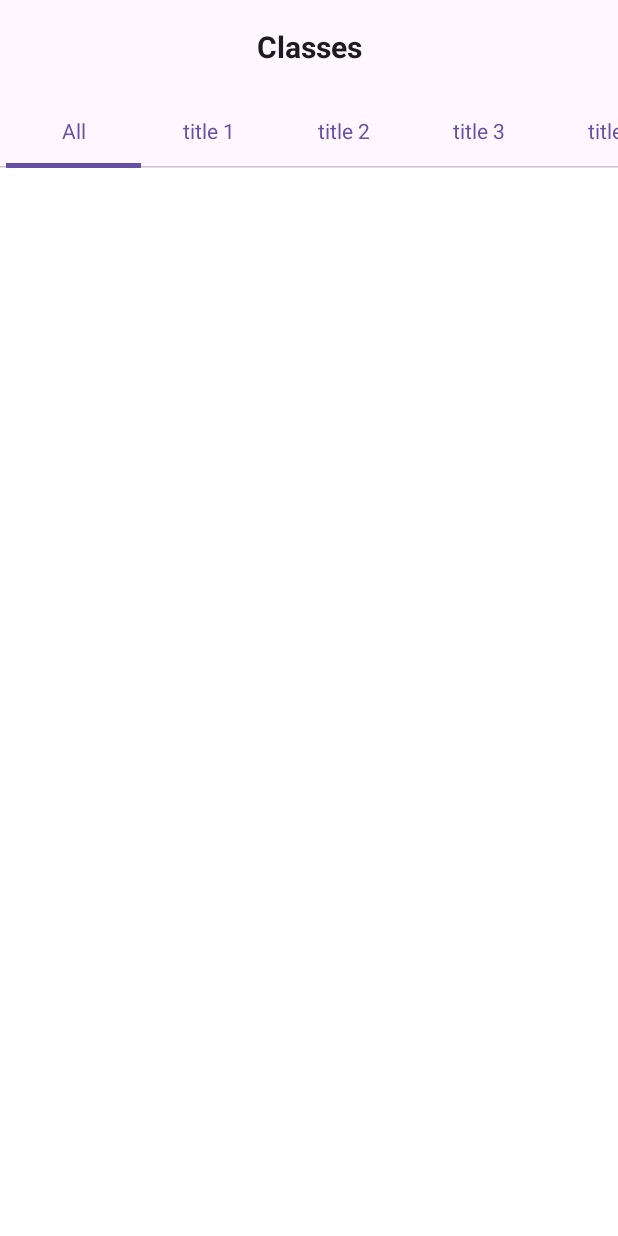
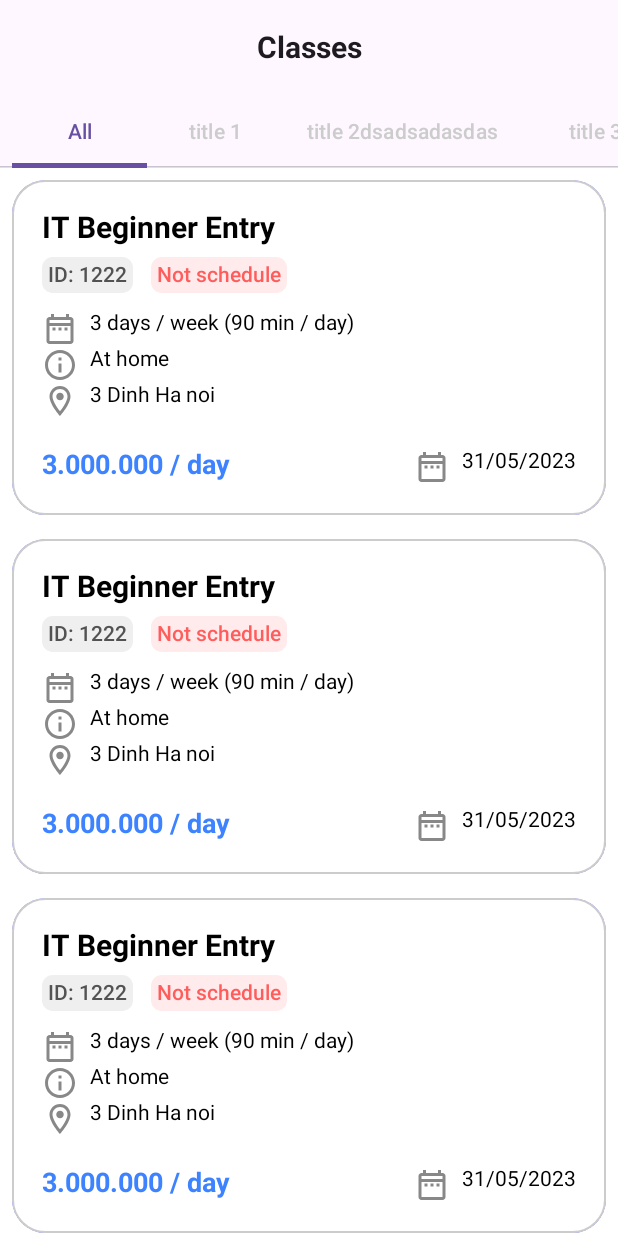
Before and after one commit to H1eu69/GiaSu, an Android app built with Jetpack Compose: the @Preview function ClassManagement, on a phone screen of 412 x 824 dp. Run offline under Robolectric (Android 15) with nearby library versions, the phone set to English and light mode, and no system bars.

Commit message:
add class item for class management screen

```diff
--- a/presentation/src/main/java/com/projectprovip/h1eu/giasu/ui/theme/Color.kt
+++ b/presentation/src/main/java/com/projectprovip/h1eu/giasu/ui/theme/Color.kt
@@ -11,3 +11,14 @@ val PurpleGrey40 = Color(0xFF625b71)
 val Pink40 = Color(0xFF7D5260)
 
 val primaryColor = Color(95, 207, 128, 255)
+
+val notScheduleBackgroundColor = Color(255,235,235,255)
+val notScheduleTextColor = Color(255,92,92,255)
+
+val teachingBackgroundColor = Color(255,92,92,255)
+val teachingTextColor = Color(85,201,83,255)
+
+val idClassBackgroundColor = Color(239,239,239,255)
+val costTextColor = Color(61,130,254,255)
+
+val myBlackColor = Color(82,82,82,255)
--- a/presentation/src/main/java/com/projectprovip/h1eu/giasu/view/screens/in_app/ClassManagement.kt
+++ b/presentation/src/main/java/com/projectprovip/h1eu/giasu/view/screens/in_app/ClassManagement.kt
@@ -1,25 +1,50 @@
 package com.projectprovip.h1eu.giasu.view.screens.in_app
 
+import androidx.compose.foundation.BorderStroke
+import androidx.compose.foundation.background
+import androidx.compose.foundation.clickable
 import androidx.compose.foundation.layout.Arrangement
 import androidx.compose.foundation.layout.Column
+import androidx.compose.foundation.layout.Row
+import androidx.compose.foundation.layout.Spacer
 import androidx.compose.foundation.layout.fillMaxSize
 import androidx.compose.foundation.layout.fillMaxWidth
 import androidx.compose.foundation.layout.padding
+import androidx.compose.foundation.layout.width
+import androidx.compose.foundation.lazy.LazyColumn
+import androidx.compose.foundation.shape.RoundedCornerShape
+import androidx.compose.material.Icon
 import androidx.compose.material.Scaffold
-import androidx.compose.material.Tab
+import androidx.compose.material3.Tab
+import androidx.compose.material.icons.Icons
+import androidx.compose.material.icons.outlined.DateRange
+import androidx.compose.material.icons.outlined.Info
+import androidx.compose.material.icons.outlined.LocationOn
+import androidx.compose.material3.Card
+import androidx.compose.material3.CardDefaults
 import androidx.compose.material3.CenterAlignedTopAppBar
 import androidx.compose.material3.ExperimentalMaterial3Api
 import androidx.compose.material3.ScrollableTabRow
-import androidx.compose.material3.TabRow
 import androidx.compose.material3.Text
 import androidx.compose.runtime.Composable
 import androidx.compose.runtime.mutableIntStateOf
 import androidx.compose.runtime.remember
 import androidx.compose.ui.Modifier
+import androidx.compose.ui.draw.clip
+import androidx.compose.ui.graphics.Color
+import androidx.compose.ui.graphics.vector.ImageVector
+import androidx.compose.ui.text.TextStyle
+import androidx.compose.ui.text.font.FontWeight
 import androidx.compose.ui.tooling.preview.Preview
 import androidx.compose.ui.unit.dp
+import androidx.compose.ui.unit.sp
 import com.projectprovip.h1eu.giasu.ui.composes.AppBarTitle
-import com.projectprovip.h1eu.giasu.ui.composes.MainTextField
+import com.projectprovip.h1eu.giasu.ui.theme.costTextColor
+import com.projectprovip.h1eu.giasu.ui.theme.idClassBackgroundColor
+import com.projectprovip.h1eu.giasu.ui.theme.myBlackColor
+import com.projectprovip.h1eu.giasu.ui.theme.notScheduleBackgroundColor
+import com.projectprovip.h1eu.giasu.ui.theme.notScheduleTextColor
+import com.projectprovip.h1eu.giasu.ui.theme.primaryColor
 
 @OptIn(ExperimentalMaterial3Api::class)
 @Composable
@@ -28,7 +53,7 @@ fun ClassManagement() {
     val tabSelectedIndex = remember {
         mutableIntStateOf(0)
     }
-    val list = listOf("All", "title 1", "title 2", "title 3", "title 4")
+    val list = listOf("All", "title 1", "title 2dsadsadasdas ", "title 3", "title 4")
     Scaffold(
         topBar = {
             CenterAlignedTopAppBar(title = {
@@ -36,18 +61,20 @@ fun ClassManagement() {
             })
         }
     ) {
-        Column(
+        LazyColumn (
             Modifier
                 .padding(it)
                 .fillMaxSize(),
             verticalArrangement = Arrangement.Top) {
+            item {
                 ScrollableTabRow(
                     selectedTabIndex = tabSelectedIndex.value,
-                edgePadding = 4.dp,
+                    edgePadding = 8.dp,
                     modifier = Modifier.fillMaxWidth()) {
                     list.forEachIndexed {index, item ->
                         Tab(text = { Text(item) },
                             selected = tabSelectedIndex.value == index,
+                            unselectedContentColor = Color.LightGray,
                             onClick = {
                                 tabSelectedIndex.value = index
                             }
@@ -55,5 +82,116 @@ fun ClassManagement() {
                     }
                 }
             }
+
+            items(4) {
+                ClassItem()
             }
         }
+    }
+}
+
+@Preview
+@Composable
+fun ClassItem() {
+    Card(
+        shape = RoundedCornerShape(10),
+        colors = CardDefaults.elevatedCardColors(
+            containerColor = Color.Blue),
+        border = BorderStroke(1.dp, Color.LightGray),
+        elevation = CardDefaults.outlinedCardElevation(2.dp),
+        modifier = Modifier
+            .padding(8.dp)
+            .fillMaxWidth()
+            .clip(
+                RoundedCornerShape(10)
+            )
+            .clickable {
+
+            }
+    ) {
+        Column(
+            modifier = Modifier
+                .fillMaxWidth()
+                .background(Color.White)
+                .padding(20.dp)
+        ) {
+            AppBarTitle(text = "IT Beginner Entry")
+            SubTitle()
+            MiddleContent()
+            BottomContent()
+        }
+    }
+}
+
+@Composable
+fun SubTitle() {
+    Row(
+        Modifier.fillMaxWidth()
+            .padding(top = 8.dp),
+        horizontalArrangement = Arrangement.spacedBy(12.dp)
+    ) {
+        Text(text = "ID: 1222",
+            style = TextStyle(
+                fontWeight = FontWeight.Medium,
+                color = myBlackColor,
+                fontSize = 14.sp
+            ),
+            modifier = Modifier
+                .background(
+                    idClassBackgroundColor,
+                    RoundedCornerShape(30)
+                )
+                .padding(all = 4.dp)
+        )
+        Text(text = "Not schedule",
+            style = TextStyle(
+                fontWeight = FontWeight.Medium,
+                color = notScheduleTextColor
+            ),
+            modifier = Modifier
+                .background(
+                    notScheduleBackgroundColor,
+                    RoundedCornerShape(30)
+                )
+                .padding(all = 4.dp)
+        )
+    }
+}
+
+@Composable
+fun BottomContent() {
+    Row(
+        Modifier.fillMaxWidth(),
+        horizontalArrangement = Arrangement.SpaceBetween
+    ) {
+        Text(text = "3.000.000 / day",
+            style = TextStyle(
+                fontSize = 18.sp,
+                fontWeight = FontWeight.Bold,
+                color = costTextColor
+            )
+        )
+        IconAndText(Icons.Outlined.DateRange, "31/05/2023")
+    }
+}
+
+@Composable
+fun IconAndText(imageVector : ImageVector, text : String){
+    Row{
+        Icon(imageVector, null,
+            tint = Color.Gray)
+        Spacer(modifier = Modifier.width(8.dp))
+        Text(text = text)
+    }
+}
+
+@Composable
+fun MiddleContent() {
+    Column(
+        Modifier.padding(top = 12.dp, bottom = 20.dp)
+    ) {
+        IconAndText(Icons.Outlined.DateRange, "3 days / week (90 min / day)")
+        IconAndText(Icons.Outlined.Info, "At home")
+        IconAndText(Icons.Outlined.LocationOn, "3 Dinh Ha noi")
+    }
+}
```
Also changed, not shown: presentation/src/main/java/com/projectprovip/h1eu/giasu/view/navigation/NavControllerProvider.kt (added, +8 -0 lines), presentation/src/main/java/com/projectprovip/h1eu/giasu/view/screens/authentication/LoginScreen.kt (+15 -2 lines), presentation/src/main/java/com/projectprovip/h1eu/giasu/view/screens/home/HomeScreen.kt (added, +93 -0 lines). Lines whose indentation alone changed are shown as unchanged.
